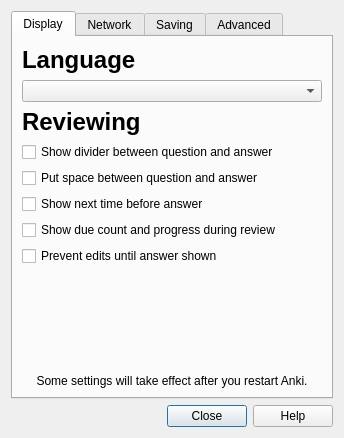
Before: the Qt Designer form designer/preferences.ui in ankitects/anki, drawn with Qt 5.
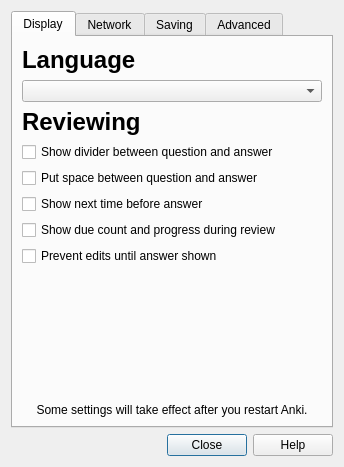
After: the same form once the commit is applied.

Commit message: increase prefs height for osx

Diff of the .ui file:
```diff
--- a/designer/preferences.ui
+++ b/designer/preferences.ui
@@ -7,7 +7,7 @@
     <x>0</x>
     <y>0</y>
     <width>332</width>
-    <height>438</height>
+    <height>467</height>
    </rect>
   </property>
   <property name="windowTitle">
```
